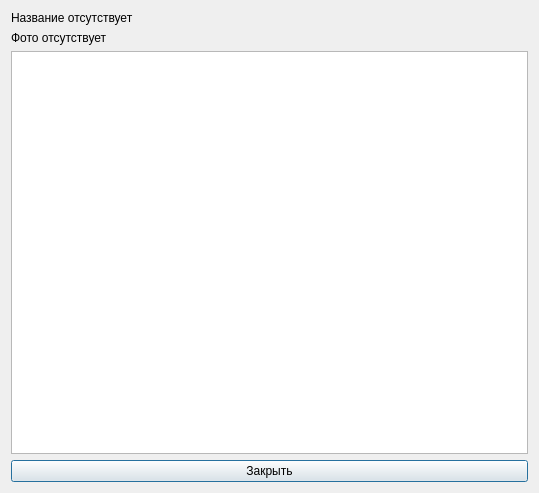
Before: the Qt Designer form UI/4.ui in chelovek435/project, drawn with Qt 5.
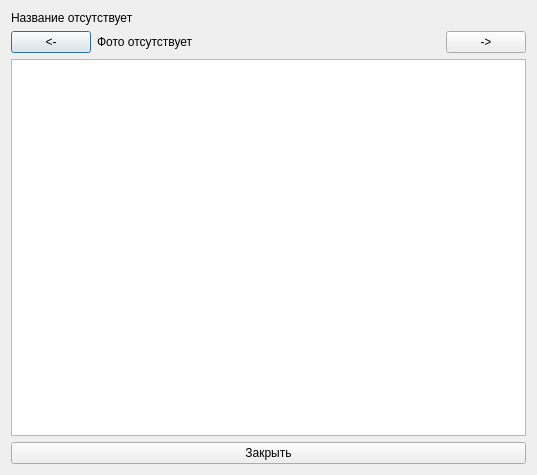
After: the same form once the commit is applied.

Diff of the .ui file:
```diff
--- a/UI/4.ui
+++ b/UI/4.ui
@@ -6,8 +6,8 @@
    <rect>
     <x>0</x>
     <y>0</y>
-    <width>539</width>
-    <height>493</height>
+    <width>537</width>
+    <height>475</height>
    </rect>
   </property>
   <property name="windowTitle">
@@ -22,6 +22,15 @@
     </widget>
    </item>
    <item>
+    <layout class="QHBoxLayout" name="horizontalLayout">
+     <item>
+      <widget class="QPushButton" name="left_btn">
+       <property name="text">
+        <string>&lt;-</string>
+       </property>
+      </widget>
+     </item>
+     <item>
     <widget class="QLabel" name="image_lbl">
      <property name="sizePolicy">
       <sizepolicy hsizetype="Expanding" vsizetype="Preferred">
@@ -35,7 +44,16 @@
     </widget>
    </item>
    <item>
-    <widget class="QTextEdit" name="desc_edit"/>
+      <widget class="QPushButton" name="right_btn">
+       <property name="text">
+        <string>-&gt;</string>
+       </property>
+      </widget>
+     </item>
+    </layout>
+   </item>
+   <item>
+    <widget class="QTextBrowser" name="desc_browser"/>
    </item>
    <item>
     <widget class="QPushButton" name="close_btn">
```
Lines whose indentation alone changed are shown as unchanged.
